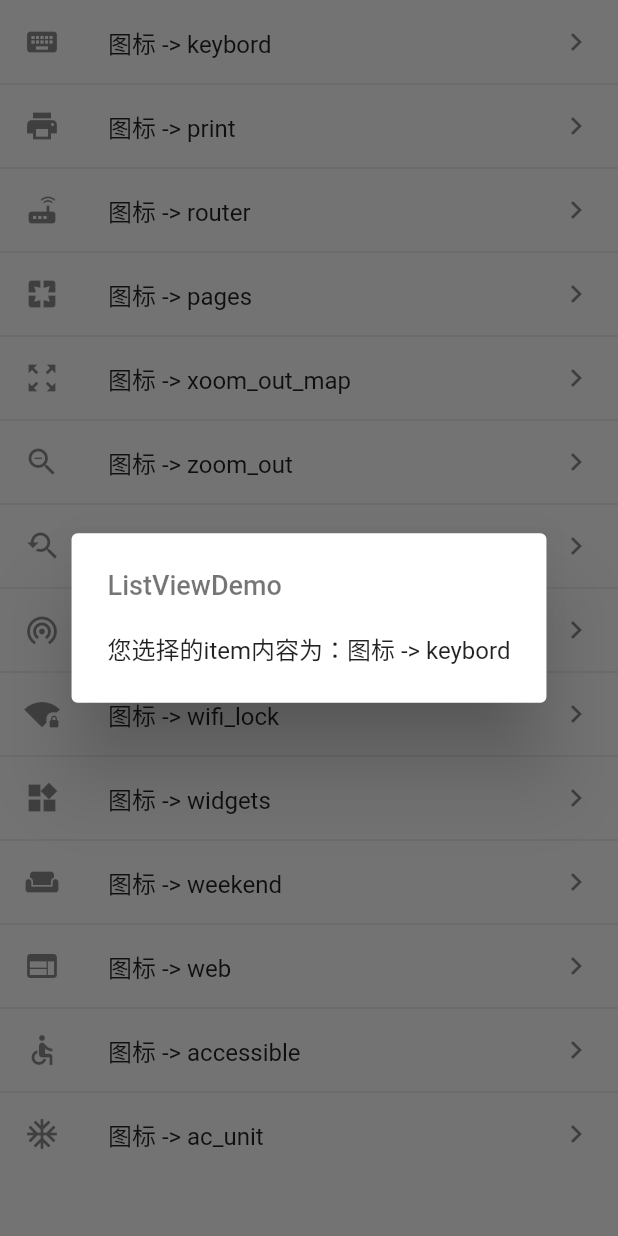
After one commit to wenyangw/jxc_mobile, a Flutter app: the TestListView screen opened directly, after a tap on "图标 -> keybord", on a phone screen of 412 x 824 dp. The commit adds this screen. Run offline on Flutter 3.47's test engine with Material 2 defaults, Android fonts, the phone set to English and light mode, and no system bars; our stand-ins replace dio; generated files the repository leaves out were written again; network calls fail.

Commit message:
列表数据测试 读取登台action数据测试

```diff
--- a/lib/main.dart
+++ b/lib/main.dart
@@ -1,6 +1,7 @@
 import 'package:flutter/material.dart';
 import 'package:jxc/about.dart';
 import 'package:jxc/login.dart';
+import 'package:jxc/test_listview.dart';
 
 void main() => runApp(new MyApp());
 
@@ -15,11 +16,13 @@ class _MyAppState extends State<MyApp>{
   Widget _screen;
   Login _login;
   About _about;
+  TestListView _test_listview;
   bool _authenticated;
 
   _MyAppState(){
     _login = new Login(onSubmit: (){onSubmit();});
     _about = new About();
+    _test_listview = new TestListView();
     _screen = _login;
     _authenticated = false;
   }
@@ -43,7 +46,7 @@ class _MyAppState extends State<MyApp>{
   void _setAuthenticated(bool auth){
     setState(() {
       if(auth){
-        _screen = _about;
+        _screen = _test_listview;
         _title = 'Welcome';
         _authenticated = true;
       }else{
--- /dev/null
+++ b/lib/model/json_bean.dart
@@ -0,0 +1,15 @@
+import 'package:json_annotation/json_annotation.dart';
+import 'package:jxc/model/obj_bean.dart';
+
+part 'json_bean.g.dart';
+
+@JsonSerializable()
+class JsonBean extends Object with _$JsonBeanSerializerMixin{
+  JsonBean(this.msg, this.success, this.obj);
+
+  String msg;
+  bool success;
+  ObjBean obj;
+
+  factory JsonBean.fromJson(Map<String, dynamic> json) => _$JsonBeanFromJson(json);
+}
--- /dev/null
+++ b/lib/model/obj_bean.dart
@@ -0,0 +1,13 @@
+import 'package:json_annotation/json_annotation.dart';
+
+part 'obj_bean.g.dart';
+
+@JsonSerializable()
+class ObjBean extends Object with _$ObjBeanSerializerMixin{
+  ObjBean(this.userName, this.realName);
+
+  String userName;
+  String realName;
+
+  factory ObjBean.fromJson(Map<String, dynamic> json) => _$ObjBeanFromJson(json);
+}
--- /dev/null
+++ b/lib/test_listview.dart
@@ -0,0 +1,97 @@
+import 'package:flutter/material.dart';
+import 'package:dio/dio.dart';
+import 'dart:convert';
+import 'dart:io';
+
+import 'package:jxc/model/json_bean.dart';
+
+class TestListView extends StatelessWidget{
+
+  Dio dio;
+  void _getData() async{
+    dio = new Dio();
+    Response response = await dio.get('http://192.168.0.8/lnyswz/admin/loginMAction!login.action', data:{"userName":"wangwy","password":"802169"});
+    //var userMap = json.decode(userText);
+    //User user = User.fromJson(userMap);
+    var jb = new JsonBean.fromJson(json.decode(response.data));
+    print(jb.obj.userName);
+  }
+
+  List<String> strItems = <String>[
+    '图标 -> keybord', '图标 -> print',
+    '图标 -> router', '图标 -> pages',
+    '图标 -> xoom_out_map', '图标 -> zoom_out',
+    '图标 -> youtube_searched_for', '图标 -> wifi_tethering',
+    '图标 -> wifi_lock', '图标 -> widgets',
+    '图标 -> weekend', '图标 -> web',
+    '图标 -> accessible', '图标 -> ac_unit',
+  ];
+
+  List<Icon> iconItems = <Icon>[
+    new Icon(Icons.keyboard), new Icon(Icons.print),
+    new Icon(Icons.router), new Icon(Icons.pages),
+    new Icon(Icons.zoom_out_map), new Icon(Icons.zoom_out),
+    new Icon(Icons.youtube_searched_for), new Icon(Icons.wifi_tethering),
+    new Icon(Icons.wifi_lock), new Icon(Icons.widgets),
+    new Icon(Icons.weekend), new Icon(Icons.web),
+    new Icon(Icons.accessible), new Icon(Icons.ac_unit),
+  ];
+
+  Widget buildListData(BuildContext context, String strItem, Icon iconItem){
+    return new ListTile(
+      isThreeLine: false,
+      leading: iconItem,
+      title: new Text(strItem),
+      trailing: new Icon(Icons.keyboard_arrow_right),
+      onTap: (){
+        showDialog(
+          context: context,
+          builder: (BuildContext context){
+            return new AlertDialog(
+              title: new Text(
+                'ListViewDemo',
+                style: new TextStyle(
+                  color: Colors.black54,
+                  fontSize: 18.0
+                ),
+              ),
+              content: new Text('您选择的item内容为：$strItem'),
+            );
+          }
+        );
+      },
+    );
+  }
+
+
+  List<Widget> _list = new List();
+
+  @override
+  Widget build(BuildContext context) {
+    _getData();
+    for(int i = 0; i < strItems.length; i++){
+      _list.add(buildListData(context, strItems[i], iconItems[i]));
+    }
+
+    var divideList = ListTile.divideTiles(context: context, tiles: _list).toList();
+
+    return new Scaffold(
+      body: new Scrollbar(
+        child: new ListView(
+          children: divideList,
+        ),
+//        child: new ListView.builder(
+//          itemCount: iconItems.length,
+//          itemBuilder: (context, item){
+//            return new Container(
+//              child: new Column(
+//                children: divideList
+//              ),
+//            );
+//          },
+//        ),
+      ),
+    );
+  }
+
+}
--- a/pubspec.yaml
+++ b/pubspec.yaml
@@ -8,10 +8,14 @@ dependencies:
   # The following adds the Cupertino Icons font to your application.
   # Use with the CupertinoIcons class for iOS style icons.
   cupertino_icons: ^0.1.2
+  dio: ^1.0.3  #latest version
+  json_annotation: ^1.1.0
 
 dev_dependencies:
   flutter_test:
     sdk: flutter
+  build_runner: ^0.10.1
+  json_serializable: ^1.2.1
 
 
 # For information on the generic Dart part of this file, see the
```
Also changed, not shown: pubspec.lock, 2 other files.
